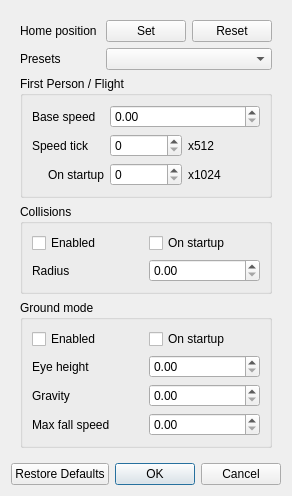
The window that src/NavigationSettingsDialog.ui (IDREsandbox/vsim) describes before a commit, drawn with Qt 5.
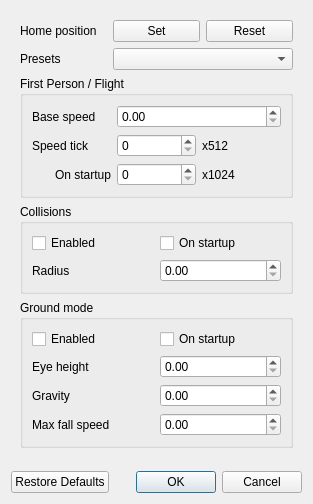
The same window after the commit.

Patch:
```diff
--- a/src/NavigationSettingsDialog.ui
+++ b/src/NavigationSettingsDialog.ui
@@ -6,8 +6,8 @@
    <rect>
     <x>0</x>
     <y>0</y>
-    <width>269</width>
-    <height>476</height>
+    <width>313</width>
+    <height>504</height>
    </rect>
   </property>
   <property name="windowTitle">
```
